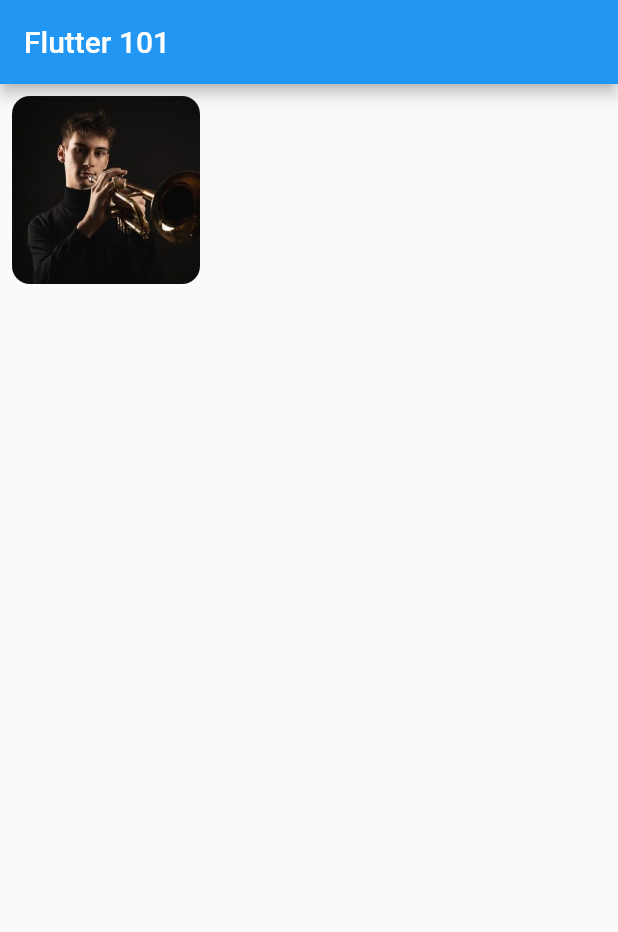
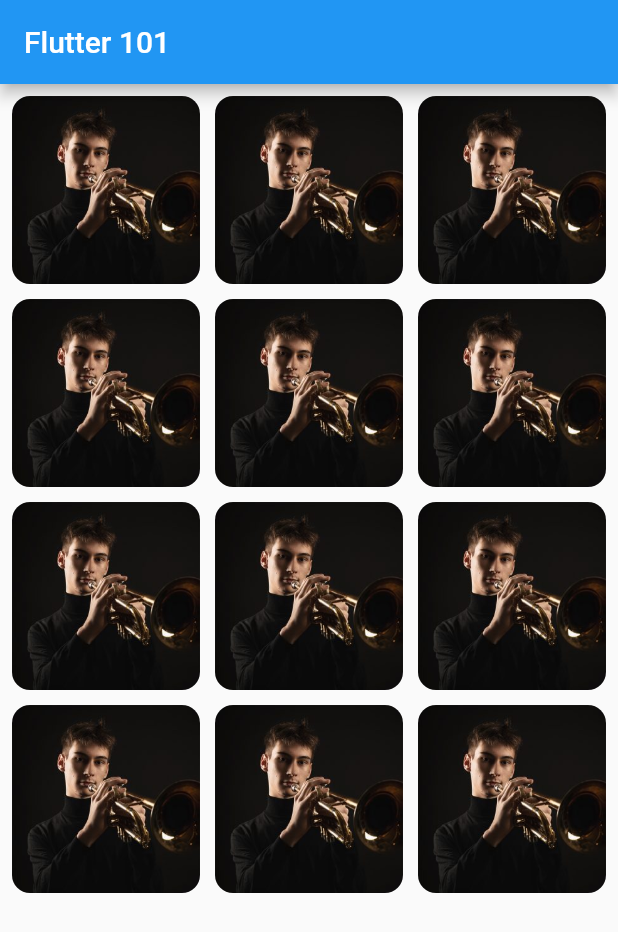
Before and after one commit to jpelgrim/flutter101, a Flutter app: the screen it shows after launch, on a phone screen of 412 x 824 dp. Shown: the top 932 px of the screen. Run offline on Flutter 3.47's test engine with Material 2 defaults, Android fonts, the phone set to English and light mode, and no system bars; our stand-ins replace audioplayers.

Commit message:
Use the * operator overload and spread operator to create 12 SoundButtons

```diff
--- a/lib/main.dart
+++ b/lib/main.dart
@@ -24,7 +24,7 @@ class Flutter101App extends StatelessWidget {
             mainAxisSpacing: 10,
             crossAxisCount: 3,
             children: <Widget>[
-              SoundButton(name: 'trumpet'),
+              ...SoundButton(name: 'trumpet') * 12,
             ],
           ),
         ));
@@ -48,10 +48,16 @@ class SoundButton extends StatelessWidget {
         borderRadius: BorderRadius.circular(12.0),
         child: Image.asset(
           'assets/images/$name.jpg',
-          width: 100,
-          height: 100,
         ),
       ),
     );
   }
+
+  List<SoundButton> operator *(int times) {
+    final list = <SoundButton>[];
+    for (int i = 0; i < times; i++) {
+      list.add(this);
+    }
+    return list;
+  }
 }
```
